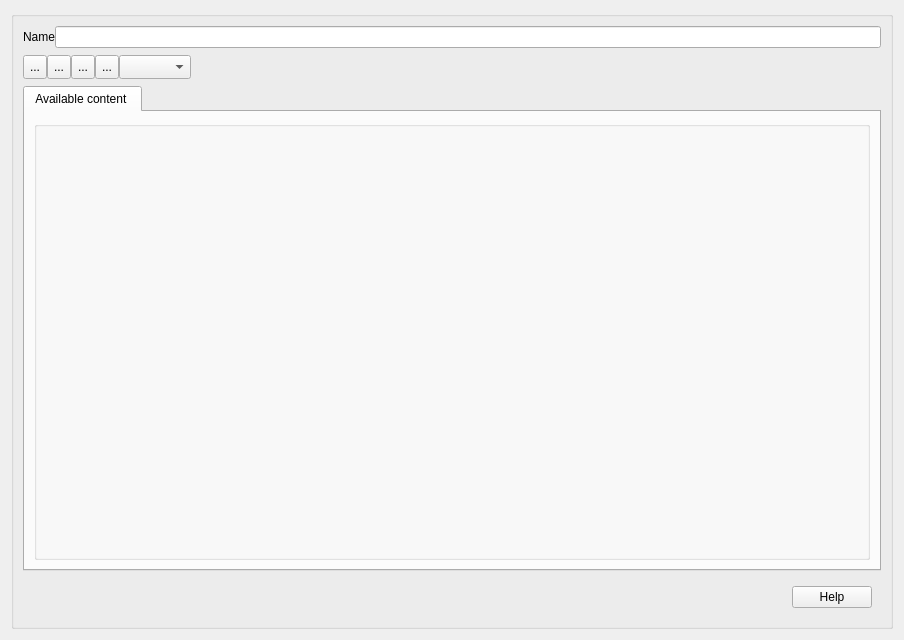
Old version of the form DiagramForm.ui in the repository fritzone/ddm.
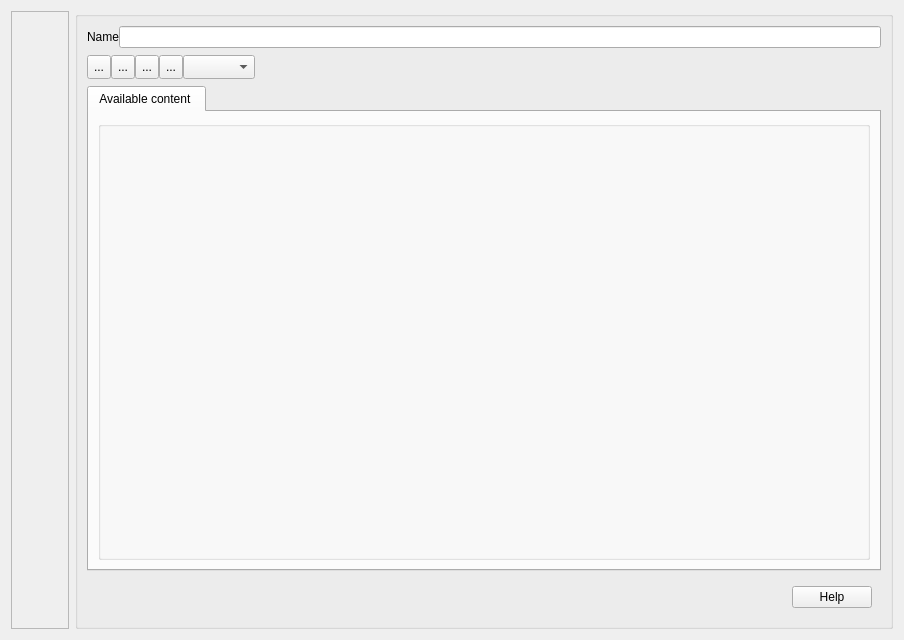
New version of the form. Icons and pictures are not drawn.

```diff
--- a/DiagramForm.ui
+++ b/DiagramForm.ui
@@ -15,7 +15,60 @@
   </property>
   <layout class="QHBoxLayout" name="horizontalLayout_3">
    <item>
-    <widget class="QGroupBox" name="grpMain">
+    <widget class="QFrame" name="frameForUnlockButton">
+     <property name="frameShape">
+      <enum>QFrame::StyledPanel</enum>
+     </property>
+     <property name="frameShadow">
+      <enum>QFrame::Raised</enum>
+     </property>
+     <layout class="QVBoxLayout" name="verticalLayout_5">
+      <property name="spacing">
+       <number>0</number>
+      </property>
+      <property name="margin">
+       <number>0</number>
+      </property>
+      <item>
+       <widget class="QToolButton" name="btnLock">
+        <property name="text">
+         <string/>
+        </property>
+        <property name="iconSize">
+         <size>
+          <width>48</width>
+          <height>48</height>
+         </size>
+        </property>
+        <property name="checkable">
+         <bool>true</bool>
+        </property>
+        <property name="popupMode">
+         <enum>QToolButton::InstantPopup</enum>
+        </property>
+        <property name="autoRaise">
+         <bool>true</bool>
+        </property>
+       </widget>
+      </item>
+      <item>
+       <spacer name="verticalSpacer_2">
+        <property name="orientation">
+         <enum>Qt::Vertical</enum>
+        </property>
+        <property name="sizeHint" stdset="0">
+         <size>
+          <width>20</width>
+          <height>40</height>
+         </size>
+        </property>
+       </spacer>
+      </item>
+     </layout>
+    </widget>
+   </item>
+   <item>
+    <widget class="QGroupBox" name="grpContent">
      <property name="title">
       <string/>
      </property>
```
Left out of the diff: 17 changed lines with no effect on the pictures.
